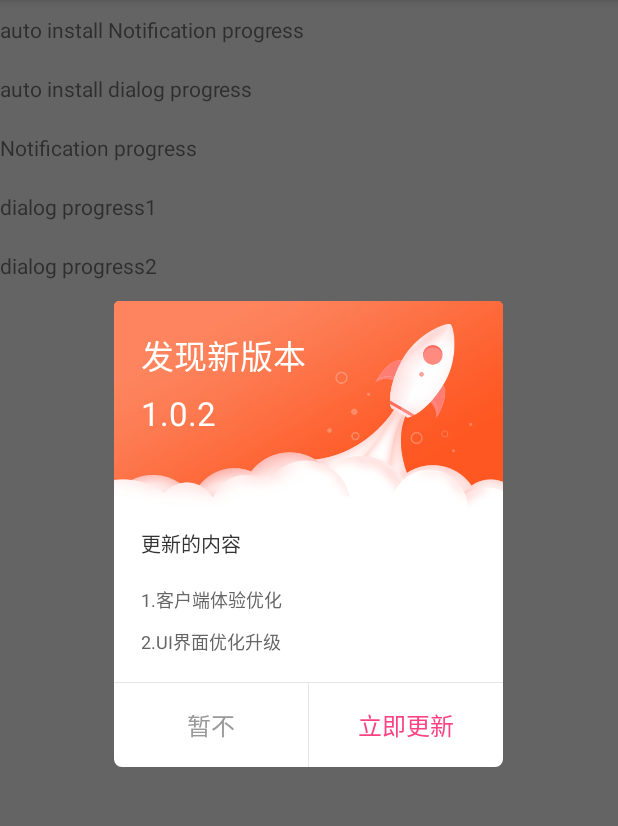
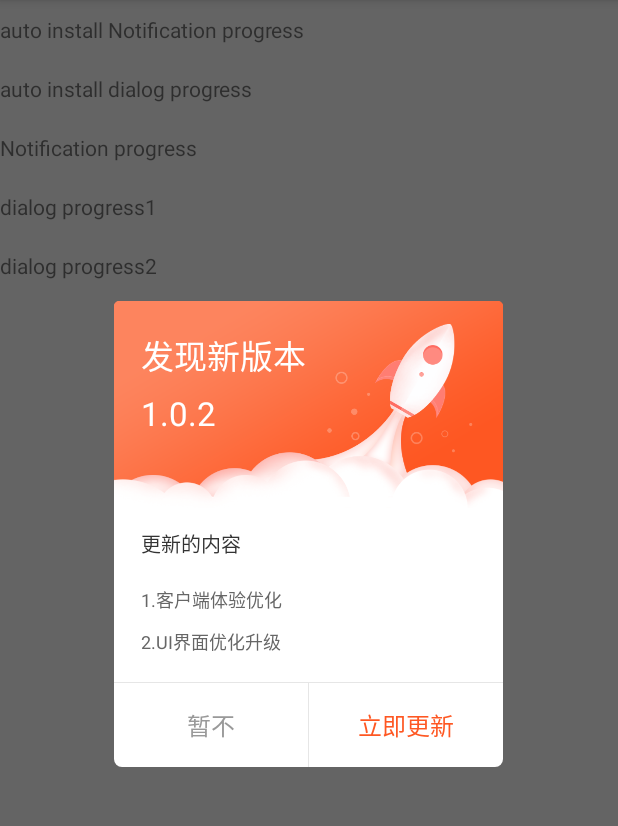
Before and after one commit to DL-ZhangTeng/UpdateVersion, an Android app: the screen it shows after launch (MainActivity), after a tap on "auto install Notification progress", on a phone screen of 412 x 824 dp, the part 84-910 px from its top. Run offline under Robolectric (Android 15) with nearby library versions, the phone set to English and light mode, and no system bars.

Commit message:
版本更新库主题色修改

```diff
--- a/updateversionlibrary/src/main/res/values/colors.xml
+++ b/updateversionlibrary/src/main/res/values/colors.xml
@@ -1,5 +1,5 @@
 <?xml version="1.0" encoding="utf-8"?>
 <resources>
-    <color name="base_theme_color">#FF4081</color>
+    <color name="base_theme_color">#FE5722</color>
     <color name="white">#ffffffff</color>
 </resources>
```
Also changed, not shown: 2 other files.
